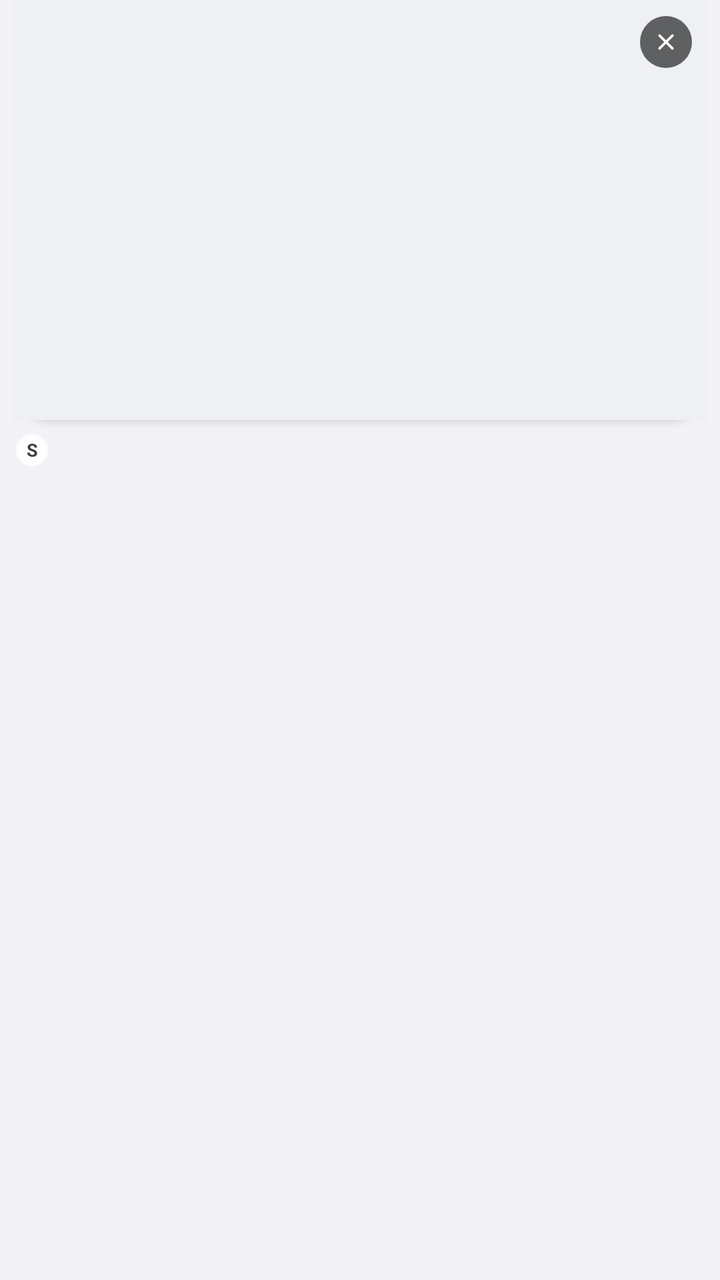
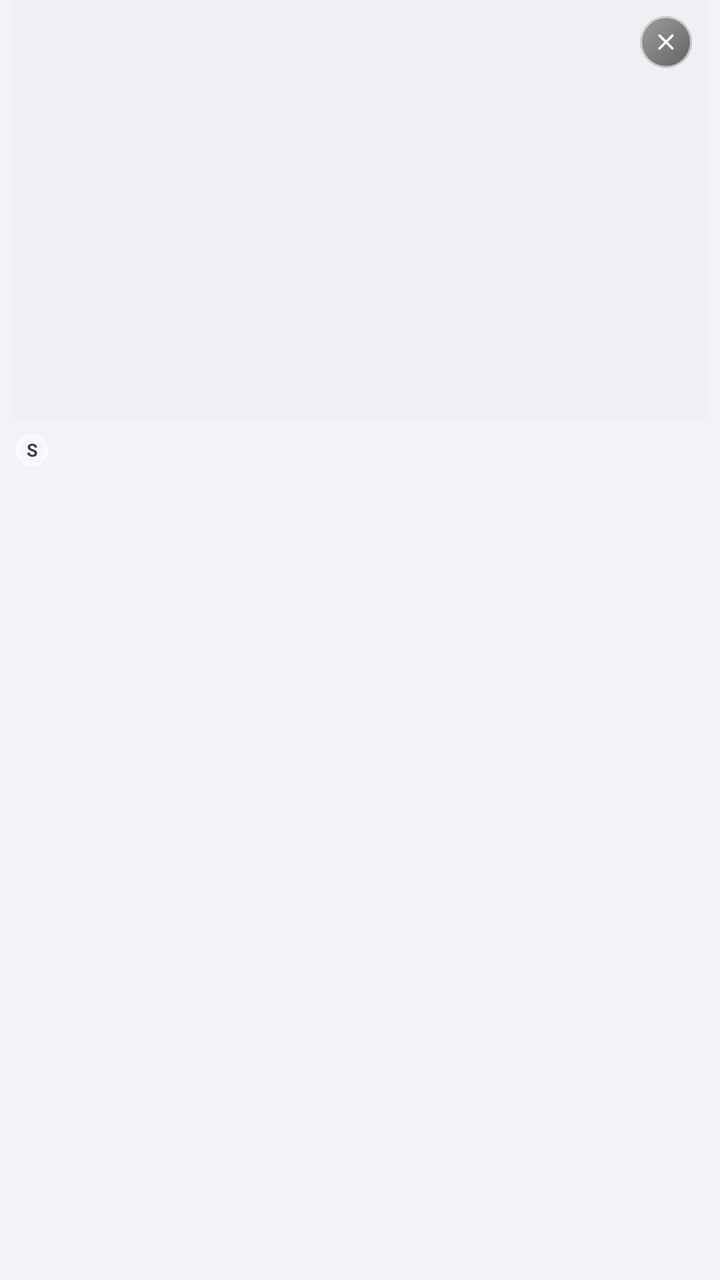

Screens rendered from an Android XML layout before and after an edit, with the pre-edit source and the edit as a unified diff.
<!-- AndroidManifest.xml: application theme Theme.Safari -->
<!-- res/layout/item_tab.xml -->
<?xml version="1.0" encoding="utf-8"?>
<LinearLayout xmlns:android="http://schemas.android.com/apk/res/android"
    android:layout_width="match_parent"
    android:layout_height="wrap_content"
    android:orientation="vertical"
    android:paddingHorizontal="6dp"
    android:paddingBottom="14dp">

    <FrameLayout
        android:layout_width="match_parent"
        android:layout_height="210dp"
        android:background="@drawable/bg_tab_card"
        android:elevation="3dp">

        <ImageView
            android:id="@+id/tabPreview"
            android:layout_width="match_parent"
            android:layout_height="match_parent"
            android:background="#EEF0F3"
            android:contentDescription="@null"
            android:scaleType="centerCrop" />

        <ImageView
            android:id="@+id/tabPlaceholder"
            android:layout_width="44dp"
            android:layout_height="44dp"
            android:layout_gravity="center"
            android:contentDescription="@null"
            android:src="@drawable/ic_tab_compass"
            android:visibility="gone" />

        <ImageButton
            android:id="@+id/tabCardClose"
            android:layout_width="26dp"
            android:layout_height="26dp"
            android:layout_gravity="top|end"
            android:layout_margin="8dp"
            android:background="@drawable/bg_tab_close"
            android:contentDescription="Закрыть"
            android:padding="6dp"
            android:scaleType="centerInside"
            android:src="@drawable/ic_tab_close" />
    </FrameLayout>

    <LinearLayout
        android:layout_width="match_parent"
        android:layout_height="wrap_content"
        android:layout_marginTop="7dp"
        android:gravity="center_vertical"
        android:orientation="horizontal"
        android:paddingHorizontal="2dp">

        <TextView
            android:id="@+id/tabFavicon"
            android:layout_width="16dp"
            android:layout_height="16dp"
            android:background="@drawable/bg_tabs_circle"
            android:gravity="center"
            android:text="S"
            android:textColor="#3C3C43"
            android:textSize="9sp"
            android:textStyle="bold" />

        <TextView
            android:id="@+id/tabCardTitle"
            android:layout_width="0dp"
            android:layout_height="wrap_content"
            android:layout_marginStart="6dp"
            android:layout_weight="1"
            android:ellipsize="end"
            android:maxLines="1"
            android:textColor="@color/safari_text"
            android:textSize="12sp" />
    </LinearLayout>
</LinearLayout>
<!-- resources referenced by this layout -->
<resources>
  <color name="safari_text">#000000</color>
  <!-- drawable bg_tab_card (drawable) -->
  <?xml version="1.0" encoding="utf-8"?>
  <shape xmlns:android="http://schemas.android.com/apk/res/android"
      android:shape="rectangle">
      <solid android:color="#F5FFFFFF" />
      <corners android:radius="22dp" />
  </shape>
  <!-- drawable bg_tab_close (drawable) -->
  <?xml version="1.0" encoding="utf-8"?>
  <shape xmlns:android="http://schemas.android.com/apk/res/android"
      android:shape="oval">
      <solid android:color="#99000000" />
  </shape>
  <!-- drawable bg_tabs_circle (drawable) -->
  <?xml version="1.0" encoding="utf-8"?>
  <shape xmlns:android="http://schemas.android.com/apk/res/android"
      android:shape="oval">
      <solid android:color="#F5FFFFFF" />
  </shape>
  <!-- drawable ic_tab_close (drawable) -->
  <?xml version="1.0" encoding="utf-8"?>
  <vector xmlns:android="http://schemas.android.com/apk/res/android"
      android:width="22dp"
      android:height="22dp"
      android:viewportWidth="24"
      android:viewportHeight="24">
      <path
          android:fillColor="#00000000"
          android:pathData="M6.5,6.5 L17.5,17.5"
          android:strokeWidth="2.2"
          android:strokeColor="#FFFFFF"
          android:strokeLineCap="round" />
      <path
          android:fillColor="#00000000"
          android:pathData="M17.5,6.5 L6.5,17.5"
          android:strokeWidth="2.2"
          android:strokeColor="#FFFFFF"
          android:strokeLineCap="round" />
  </vector>
  <color name="safari_blue">#007AFF</color>
  <color name="safari_bg">#F2F2F7</color>
  <!-- unchanged entries left out for length: 2 -->
</resources>

<!-- the commit's change to res/layout/item_tab.xml (unified diff, before → after) -->
@@ -10,13 +10,13 @@
         android:layout_width="match_parent"
         android:layout_height="210dp"
         android:background="@drawable/bg_tab_card"
-        android:elevation="3dp">
+        android:elevation="0dp">
 
         <ImageView
             android:id="@+id/tabPreview"
             android:layout_width="match_parent"
             android:layout_height="match_parent"
-            android:background="#EEF0F3"
+            android:background="@color/safari_glass_preview"
             android:contentDescription="@null"
             android:scaleType="centerCrop" />
 
<!-- resource entries referenced after the edit -->
@@ -1,25 +1,85 @@
 <!-- resources referenced by this layout -->
 <resources>
+  <color name="safari_glass_preview">#EEF0F3</color>
   <color name="safari_text">#000000</color>
   <!-- drawable bg_tab_card (drawable) -->
   <?xml version="1.0" encoding="utf-8"?>
-  <shape xmlns:android="http://schemas.android.com/apk/res/android"
-      android:shape="rectangle">
-      <solid android:color="#F5FFFFFF" />
-      <corners android:radius="22dp" />
-  </shape>
+  <layer-list xmlns:android="http://schemas.android.com/apk/res/android">
+      <item>
+          <shape android:shape="rectangle">
+              <solid android:color="@color/safari_glass_card" />
+              <corners android:radius="22dp" />
+          </shape>
+      </item>
+      <item>
+          <shape android:shape="rectangle">
+              <gradient
+                  android:angle="270"
+                  android:endColor="#00FFFFFF"
+                  android:startColor="@color/safari_glass_specular" />
+              <corners android:radius="22dp" />
+          </shape>
+      </item>
+      <item>
+          <shape android:shape="rectangle">
+              <stroke
+                  android:width="1dp"
+                  android:color="@color/safari_glass_stroke" />
+              <solid android:color="@android:color/transparent" />
+              <corners android:radius="22dp" />
+          </shape>
+      </item>
+  </layer-list>
   <!-- drawable bg_tab_close (drawable) -->
   <?xml version="1.0" encoding="utf-8"?>
-  <shape xmlns:android="http://schemas.android.com/apk/res/android"
-      android:shape="oval">
-      <solid android:color="#99000000" />
-  </shape>
+  <layer-list xmlns:android="http://schemas.android.com/apk/res/android">
+      <item>
+          <shape android:shape="oval">
+              <solid android:color="@color/safari_glass_close" />
+          </shape>
+      </item>
+      <item>
+          <shape android:shape="oval">
+              <gradient
+                  android:angle="315"
+                  android:endColor="#00FFFFFF"
+                  android:startColor="@color/safari_glass_specular" />
+          </shape>
+      </item>
+      <item>
+          <shape android:shape="oval">
+              <stroke
+                  android:width="1dp"
+                  android:color="@color/safari_glass_stroke" />
+              <solid android:color="@android:color/transparent" />
+          </shape>
+      </item>
+  </layer-list>
   <!-- drawable bg_tabs_circle (drawable) -->
   <?xml version="1.0" encoding="utf-8"?>
-  <shape xmlns:android="http://schemas.android.com/apk/res/android"
-      android:shape="oval">
-      <solid android:color="#F5FFFFFF" />
-  </shape>
+  <layer-list xmlns:android="http://schemas.android.com/apk/res/android">
+      <item>
+          <shape android:shape="oval">
+              <solid android:color="@color/safari_circle_fill" />
+          </shape>
+      </item>
+      <item>
+          <shape android:shape="oval">
+              <gradient
+                  android:angle="315"
+                  android:endColor="#00FFFFFF"
+                  android:startColor="@color/safari_glass_specular" />
+          </shape>
+      </item>
+      <item>
+          <shape android:shape="oval">
+              <stroke
+                  android:width="1dp"
+                  android:color="@color/safari_glass_stroke" />
+              <solid android:color="@android:color/transparent" />
+          </shape>
+      </item>
+  </layer-list>
   <!-- drawable ic_tab_close (drawable) -->
   <?xml version="1.0" encoding="utf-8"?>
   <vector xmlns:android="http://schemas.android.com/apk/res/android"
@@ -40,6 +100,11 @@
           android:strokeColor="#FFFFFF"
           android:strokeLineCap="round" />
   </vector>
+  <color name="safari_glass_card">#F5F6FA</color>
+  <color name="safari_glass_specular">#66FFFFFF</color>
+  <color name="safari_glass_stroke">#99FFFFFF</color>
+  <color name="safari_glass_close">#99000000</color>
+  <color name="safari_circle_fill">#F5F6FA</color>
   <color name="safari_blue">#007AFF</color>
   <color name="safari_bg">#F2F2F7</color>
   <!-- unchanged entries left out for length: 2 -->
